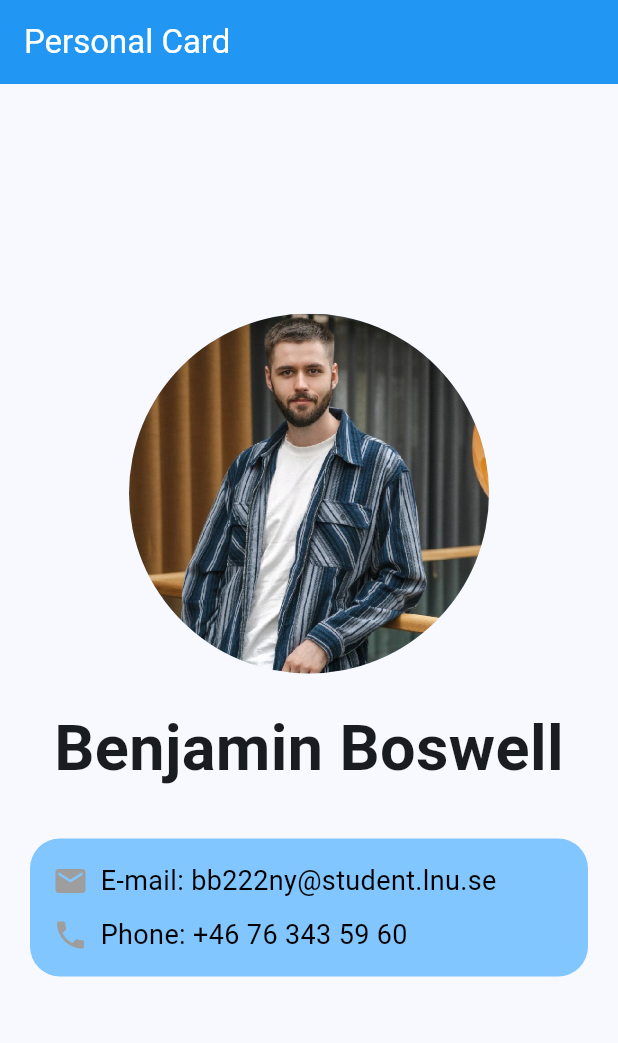
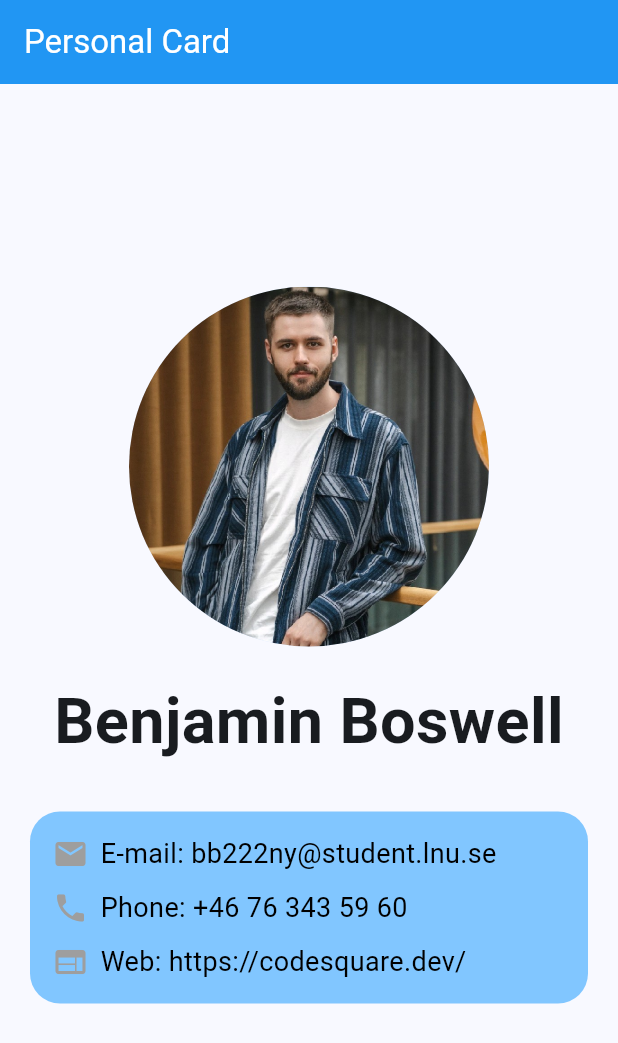
Before and after one commit to boswellbenjamin/Assignment-1-The-Me-Card, a Flutter app: the screen it shows after launch, on a phone screen of 412 x 824 dp. Shown: the top 1043 px of the screen. Run offline on Flutter 3.47's test engine with Material 3 defaults, Android fonts, the phone set to English and light mode, and no system bars; our stand-ins replace google_fonts.

Commit message:
Add web link to personal card display

```diff
--- a/lib/main.dart
+++ b/lib/main.dart
@@ -80,6 +80,19 @@ class MyApp extends StatelessWidget {
                         ),
                       ],
                     ),
+
+                    SizedBox(height: 10),
+
+                    Row(
+                      children: [
+                        Icon(Icons.web, color: Colors.grey),
+                        SizedBox(width: 8),
+                        Text(
+                          'Web: https://codesquare.dev/',
+                          style: TextStyle(fontSize: 18, color: Colors.black),
+                        ),
+                      ],
+                    ),
                   ],
                 ),
               ),
```
